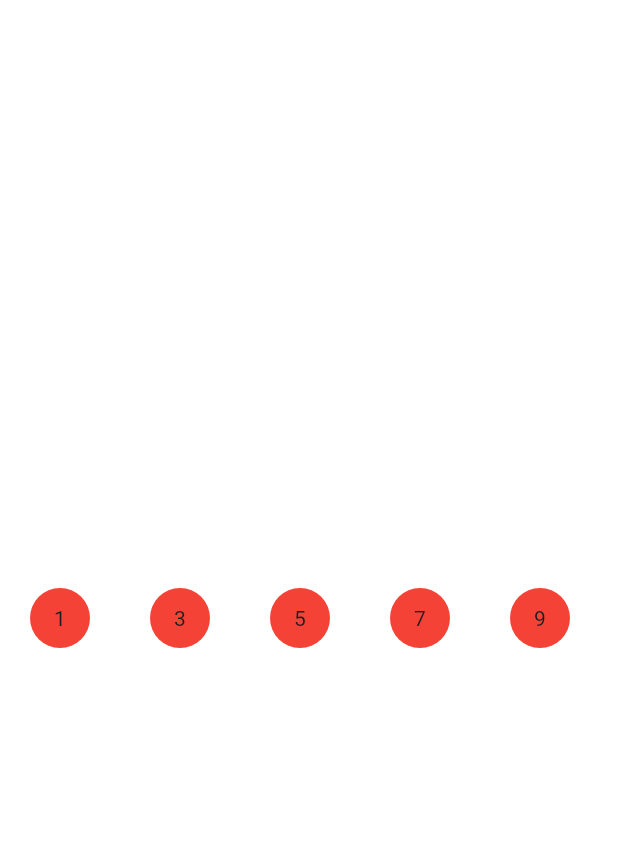
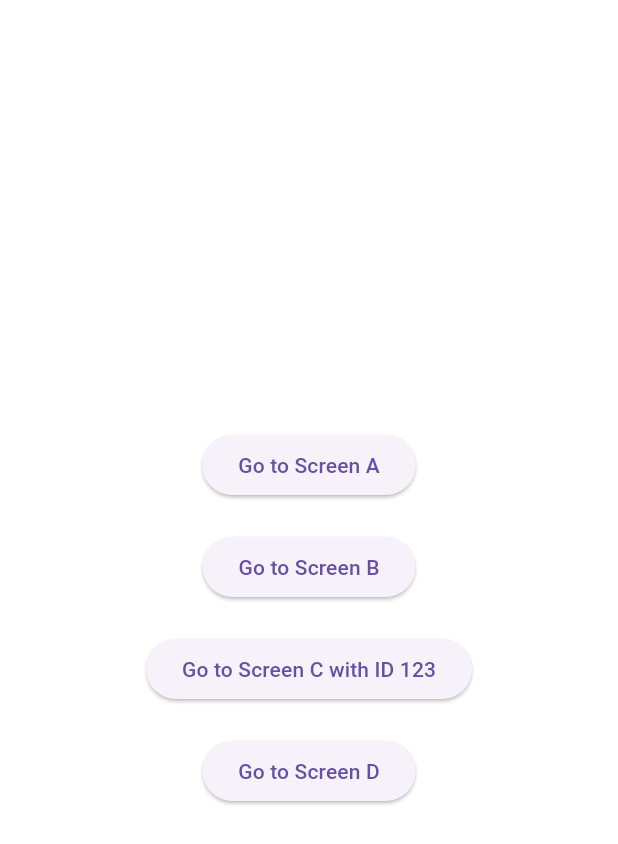
Before and after one commit to ThomasEcalle/cardiweb, a Flutter app: the screen it shows after launch, on a phone screen of 412 x 824 dp. Shown: the top 844 px of the screen. Run offline on Flutter 3.47's test engine with Material 3 defaults, Android fonts, the phone set to English and light mode, and no system bars.

Commit message:
Add Navigator V1 examples

```diff
--- a/lib/main.dart
+++ b/lib/main.dart
@@ -1,5 +1,9 @@
-import 'package:cardiweb/lists/lists_screen.dart';
+import 'package:cardiweb/navigator_v1_examples/navigator_v1_home.dart';
+import 'package:cardiweb/navigator_v1_examples/navigator_v1_screen_b.dart';
+import 'package:cardiweb/navigator_v1_examples/page_not_found.dart';
 import 'package:flutter/material.dart';
+
+import 'navigator_v1_examples/navigator_v1_screen_c.dart';
 
 void main() {
   runApp(const MyApp());
@@ -12,7 +16,6 @@ class MyApp extends StatelessWidget {
   Widget build(BuildContext context) {
     return MaterialApp(
       debugShowCheckedModeBanner: false,
-      home: ListsScreen(),
       theme: ThemeData(
         scaffoldBackgroundColor: Colors.white,
         textTheme: TextTheme(
@@ -22,6 +25,24 @@ class MyApp extends StatelessWidget {
           ),
         ),
       ),
+      routes: {
+        '/': (context) => const NavigatorV1Home(),
+        NavigatorV1ScreenB.routeName: (context) => const NavigatorV1ScreenB(),
+      },
+      onGenerateRoute: (settings) {
+        Widget screen = const PageNotFound();
+
+        switch (settings.name) {
+          case NavigatorV1ScreenC.routeName:
+            final arguments = settings.arguments;
+            if (arguments is String) {
+              screen = NavigatorV1ScreenC(id: arguments);
+            }
+            break;
+        }
+
+        return MaterialPageRoute(builder: (context) => screen);
+      },
     );
   }
 }
--- /dev/null
+++ b/lib/navigator_v1_examples/navigator_v1_home.dart
@@ -0,0 +1,67 @@
+import 'package:cardiweb/navigator_v1_examples/navigator_v1_screen_b.dart';
+import 'package:cardiweb/navigator_v1_examples/navigator_v1_screen_c.dart';
+import 'package:flutter/material.dart';
+
+import 'navigator_v1_screen_a.dart';
+import 'navigator_v1_screen_d.dart';
+
+class NavigatorV1Home extends StatelessWidget {
+  const NavigatorV1Home({super.key});
+
+  @override
+  Widget build(BuildContext context) {
+    return Scaffold(
+      body: SafeArea(
+        child: Center(
+          child: Column(
+            spacing: 20,
+            mainAxisAlignment: MainAxisAlignment.center,
+            children: [
+              ElevatedButton(
+                onPressed: () => _goToScreenA(context),
+                child: const Text('Go to Screen A'),
+              ),
+              ElevatedButton(
+                onPressed: () => _goToScreenB(context),
+                child: const Text('Go to Screen B'),
+              ),
+              ElevatedButton(
+                onPressed: () => _goToScreenC(context, '123'),
+                child: const Text('Go to Screen C with ID 123'),
+              ),
+              ElevatedButton(
+                onPressed: () => _goToScreenD(context),
+                child: const Text('Go to Screen D'),
+              ),
+            ],
+          ),
+        ),
+      ),
+    );
+  }
+
+  void _goToScreenA(BuildContext context) {
+    Navigator.of(context).push(
+      MaterialPageRoute(
+        builder: (context) => const NavigatorV1ScreenA(),
+      ),
+    );
+  }
+
+  void _goToScreenB(BuildContext context) {
+    Navigator.of(context).pushNamed(NavigatorV1ScreenB.routeName);
+  }
+
+  void _goToScreenC(BuildContext context, String id) {
+    Navigator.of(context).pushNamed(NavigatorV1ScreenC.routeName, arguments: id);
+  }
+
+  void _goToScreenD(BuildContext context) async {
+    final result = await NavigatorV1ScreenD.push(context);
+    if (result == null) return;
+    if (!context.mounted) return;
+    ScaffoldMessenger.of(context).showSnackBar(
+      SnackBar(content: Text('Result from Screen D: $result')),
+    );
+  }
+}
```
Also changed, not shown: lib/navigator_v1_examples/navigator_v1_screen_a.dart (added, +24 -0 lines), lib/navigator_v1_examples/navigator_v1_screen_b.dart (added, +26 -0 lines), lib/navigator_v1_examples/navigator_v1_screen_c.dart (added, +38 -0 lines), lib/navigator_v1_examples/navigator_v1_screen_d.dart (added, +34 -0 lines), lib/navigator_v1_examples/page_not_found.dart (added, +31 -0 lines).
